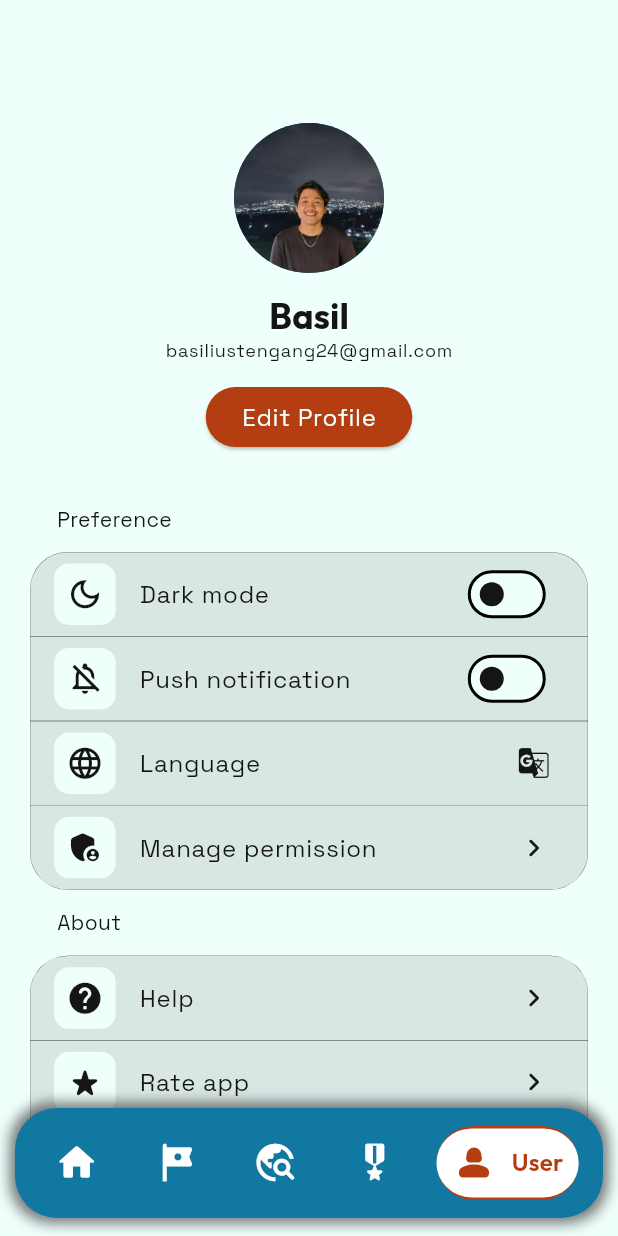
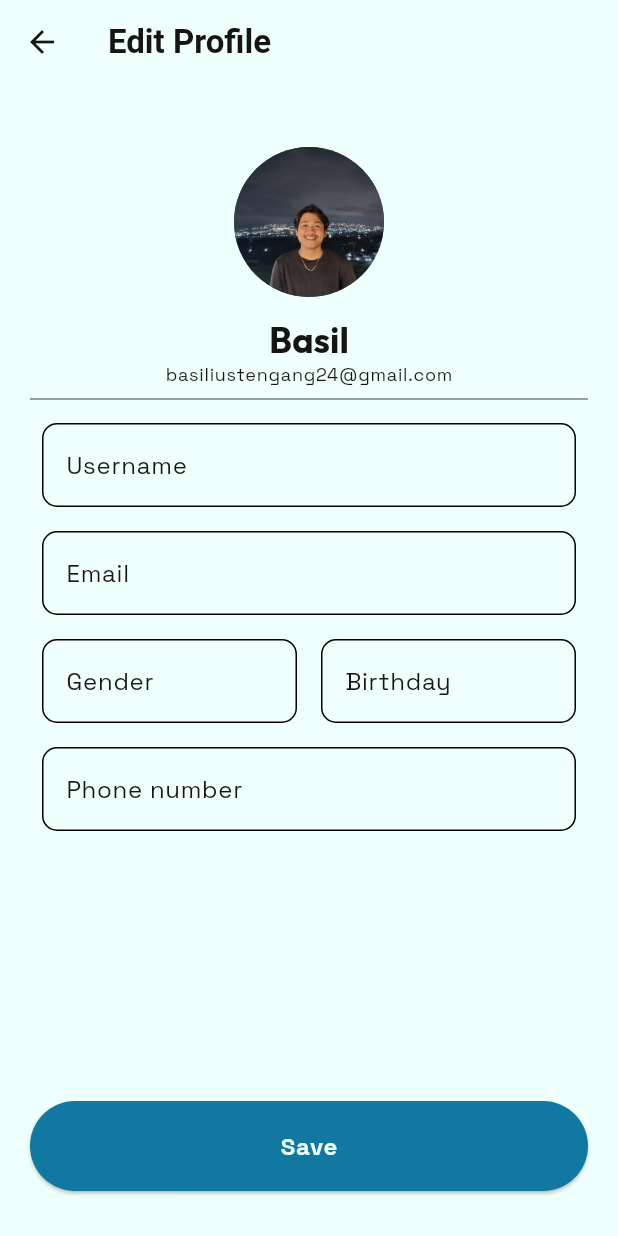
Before and after one commit to baxelnut/virtual_tourism, a Flutter app: the screen it shows after launch, item 5 of the bottom bar chosen, after a tap on "Edit Profile", on a phone screen of 412 x 824 dp. Run offline on Flutter 3.47's test engine with Material 3 defaults, Android fonts, the phone set to English and light mode, and no system bars; drawn by our look-alikes of google_nav_bar; our stand-ins replace firebase_auth, firebase_core, flutter_dotenv, flutter_svg, google_fonts, shared_preferences; missing offline and left inert: panorama_viewer; accounts and stored records are empty; network calls fail; Roboto replaces fonts that are missing (Italiana).

Commit message:
user profile init

```diff
--- a/lib/src/components/user_overview.dart
+++ b/lib/src/components/user_overview.dart
@@ -1,5 +1,6 @@
 import 'package:flutter/material.dart';
 import 'package:provider/provider.dart';
+import 'package:virtual_tourism/src/pages/settings/user_profile.dart';
 
 import '../data/theme/theme.dart';
 import '../data/theme/theme_provider.dart';
@@ -41,7 +42,14 @@ class _UserOverviewState extends State<UserOverview> {
   }
 
   handleEditProfile() {
-    return print('edit profile bro');
+    Navigator.of(context).push(
+      MaterialPageRoute(
+          builder: (context) => UserProfile(
+                username: widget.username,
+                imagePath: widget.imagePath,
+                email: widget.email,
+              )),
+    );
   }
 
   handleBookmarks() {
@@ -126,7 +134,7 @@ class _UserOverviewState extends State<UserOverview> {
               onTap: () {
                 handleBookmarks();
               },
-              child:  Padding(
+              child: Padding(
                 padding: const EdgeInsets.symmetric(horizontal: 15),
                 child: Icon(isDark
                     ? Icons.bookmarks_outlined
--- a/lib/src/pages/settings/settings_page.dart
+++ b/lib/src/pages/settings/settings_page.dart
@@ -33,7 +33,12 @@ class _SettingsPageState extends State<SettingsPage> {
           Icons.language_rounded,
           Icons.admin_panel_settings_rounded,
         ],
-        'title': ['Dark mode', 'Push notification', 'Language', 'Manage permission'],
+        'title': [
+          'Dark mode',
+          'Push notification',
+          'Language',
+          'Manage permission'
+        ],
         'trailingWidget': [
           buildSwitch(
               context: context,
@@ -53,25 +58,31 @@ class _SettingsPageState extends State<SettingsPage> {
         ]
       },
       {
+        'heading': 'Account',
+        'leadingIcon': [Icons.info_outline_rounded, Icons.lock_outline_rounded],
+        'title': ['Privacy policy', 'Change password'],
+        'trailingWidget': [
+          const Icon(Icons.chevron_right_rounded),
+          const Icon(Icons.chevron_right_rounded),
+        ]
+      },
+      {
         'heading': 'About',
         'leadingIcon': [
           Icons.help_rounded,
           Icons.star_rate_rounded,
           Icons.check_rounded,
         ],
-        'title': ['Help', 'Rate app', 'Version'],
+        'title': ['Help & support', 'Rate app', 'Version'],
         'trailingWidget': [
           const Icon(Icons.chevron_right_rounded),
           const Icon(Icons.chevron_right_rounded),
           const Text('1.0.0'),
         ]
       },
-
       {
         'heading': '',
-        'leadingIcon': [
-          Icons.logout_rounded
-        ],
+        'leadingIcon': [Icons.logout_rounded],
         'title': ['Logout'],
         'trailingWidget': [
           const SizedBox(),
--- /dev/null
+++ b/lib/src/pages/settings/user_profile.dart
@@ -0,0 +1,123 @@
+import 'package:flutter/material.dart';
+
+class UserProfile extends StatelessWidget {
+  final String username;
+  final String imagePath;
+  final String email;
+  const UserProfile(
+      {super.key,
+      required this.username,
+      required this.imagePath,
+      required this.email});
+
+  @override
+  Widget build(BuildContext context) {
+    final ThemeData theme = Theme.of(context);
+    final Size screenSize = MediaQuery.of(context).size;
+
+    return Scaffold(
+      resizeToAvoidBottomInset: false,
+      appBar: AppBar(
+        title: const Text('Edit Profile'),
+      ),
+      body: LayoutBuilder(builder: (context, constraints) {
+        return ConstrainedBox(
+          constraints: BoxConstraints(
+            minHeight: constraints.maxHeight,
+          ),
+          child: Center(
+            child: Padding(
+              padding: const EdgeInsets.symmetric(vertical: 30, horizontal: 20),
+              child: Column(
+                children: [
+                  Padding(
+                    padding: const EdgeInsets.all(12),
+                    child: GestureDetector(
+                      onTap: () {
+                        showDialog(
+                          context: context,
+                          builder: (_) {
+                            return AlertDialog(
+                              title: AspectRatio(
+                                aspectRatio: 1.0,
+                                child: Image.asset(
+                                  imagePath,
+                                  fit: BoxFit.cover,
+                                ),
+                              ),
+                              content: const Text(
+                                  'This is your profile picture',
+                                  textAlign: TextAlign.center),
+                            );
+                          },
+                        );
+                      },
+                      child: CircleAvatar(
+                          radius: 50, backgroundImage: AssetImage(imagePath)),
+                    ),
+                  ),
+                  Text(
+                    username,
+                    style: theme.textTheme.headlineSmall
+                        ?.copyWith(fontWeight: FontWeight.bold),
+                  ),
+                  Text(
+                    email,
+                    style: theme.textTheme.labelMedium,
+                  ),
+                  const Divider(thickness: 0.5),
+                  _inputSection(label: 'Username', theme: theme),
+                  _inputSection(label: 'Email', theme: theme),
+                  Row(
+                    mainAxisAlignment: MainAxisAlignment.spaceBetween,
+                    children: [
+                      Expanded(
+                        child: SizedBox(
+                            child:
+                                _inputSection(label: 'Gender', theme: theme)),
+                      ),
+                      Expanded(
+                          child:
+                              _inputSection(label: 'Birthday', theme: theme)),
+                    ],
+                  ),
+                  _inputSection(label: 'Phone number', theme: theme),
+                  const Spacer(),
+                  ElevatedButton(
+                      style: ElevatedButton.styleFrom(
+                          fixedSize: Size(screenSize.width, 60),
+                          backgroundColor: theme.colorScheme.primary),
+                      onPressed: () {},
+                      child: Text('Save',
+                          style: theme.textTheme.bodyLarge?.copyWith(
+                              fontWeight: FontWeight.bold,
+                              color: theme.colorScheme.onPrimary))),
+
+                ],
+              ),
+            ),
+          ),
+        );
+      }),
+    );
+  }
+
+  Widget _inputSection({
+    required String label,
+    required ThemeData theme,
+  }) {
+    return Padding(
+      padding: const EdgeInsets.all(8),
+      child: TextField(
+        // controller: controller,
+        style: theme.textTheme.bodyLarge,
+        decoration: InputDecoration(
+          border: OutlineInputBorder(
+              borderRadius: BorderRadius.circular(10),
+              borderSide: const BorderSide(width: 0.5)),
+          label: Text(label, style: theme.textTheme.bodyLarge),
+        ),
+      ),
+    );
+  }
+}
```
